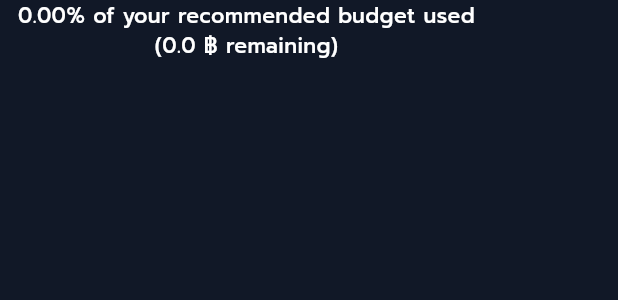
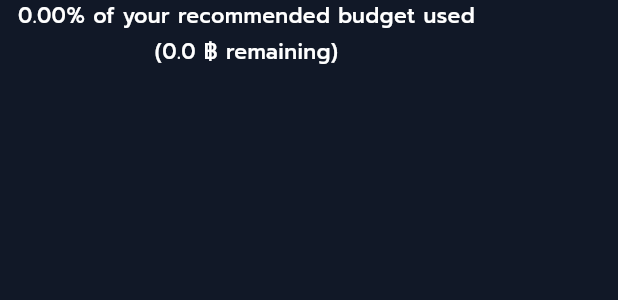
Before and after one commit to Akkarachai6787/keptaom-app, a Flutter app: the ExpenseProgressWidget widget shown alone on an empty page, opened directly with empty values, on a phone screen of 412 x 824 dp. Shown: the top 300 px of the screen. Run offline on Flutter 3.47's test engine with Material 3 defaults, Android fonts, the phone set to English and light mode, and no system bars; our stand-ins replace cloud_firestore, firebase_core, fl_chart, flutter_dotenv; accounts and stored records are empty; project files that could hold a hidden picture were left out.

Commit message:
style: text color

```diff
--- a/lib/widgets/progress_widget.dart
+++ b/lib/widgets/progress_widget.dart
@@ -50,8 +50,20 @@ class ExpenseProgressWidget extends StatelessWidget {
           ],
           Text(
             leftRecommended >= 0
-                ? '${expensePercent.toStringAsFixed(2)}% of your recommended budget used\n($leftRecommended ฿ remaining)'
-                : "You’ve exceeded your budget\n(${leftRecommended.abs()} ฿ over)",
+                ? '${expensePercent.toStringAsFixed(2)}% of your recommended budget used'
+                : "You’ve exceeded your budget",
+            style: TextStyle(
+              color: Colors.white,
+              fontWeight: FontWeight.w500,
+              fontSize: 14,
+            ),
+            textAlign: TextAlign.center,
+          ),
+          SizedBox(height: 4),
+          Text(
+            leftRecommended >= 0
+                ? '($leftRecommended ฿ remaining)'
+                : '(${leftRecommended.abs()} ฿ over)',
             style: TextStyle(
               color: textColor,
               fontWeight: FontWeight.w500,
```
